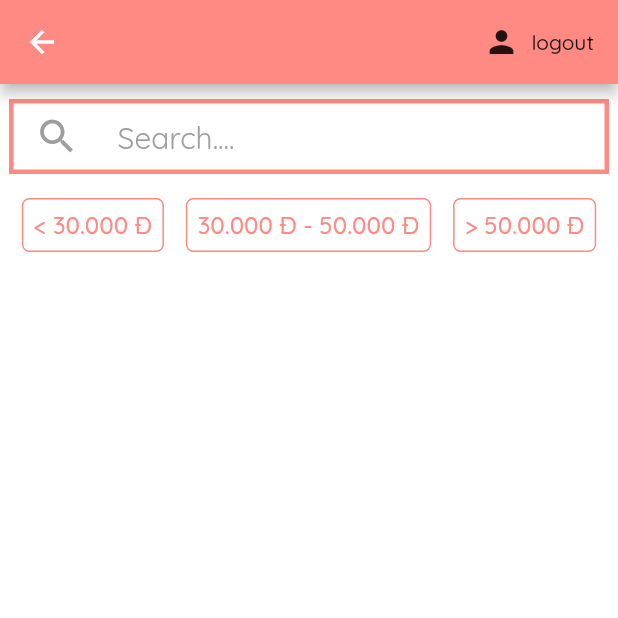
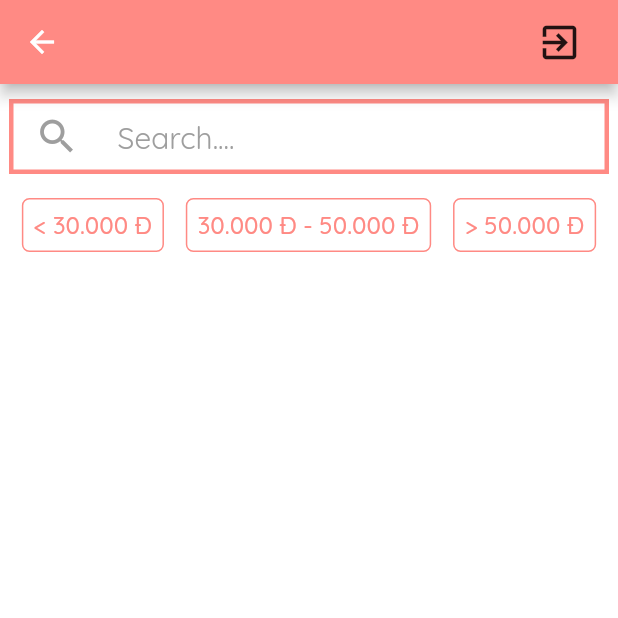
Before and after one commit to produdez/FoodCourtManagingApp, a Flutter app: the CustomerDishView screen opened directly, on a phone screen of 412 x 824 dp, the top half of it. Run offline on Flutter 3.47's test engine with Material 2 defaults, Android fonts, the phone set to English and light mode, and no system bars; our stand-ins replace cloud_firestore, firebase_auth, firebase_storage, flutter_spinkit, fluttertoast, getflutter and 3 more; missing offline and left inert: dart:ffi; accounts and stored records are empty.

Commit message:
fix bug vendor name/search feature

```diff
--- a/lib/views/customer/Menu/dishes_of_vendor.dart
+++ b/lib/views/customer/Menu/dishes_of_vendor.dart
@@ -66,8 +66,11 @@ class _MenuViewState extends State<CustomerDishView> {
                     centerTitle: true,
                     actions: <Widget>[
                       FlatButton.icon(
-                        icon: Icon(Icons.person),
-                        label: Text('logout'),
+                        icon: Icon(
+                          Icons.exit_to_app,
+                          size: 30,
+                        ),
+                        label: Text(''),
                         onPressed: () async {
                           await AuthenticationService().signOut();
                         },
--- a/lib/views/customer/Menu/home.dart
+++ b/lib/views/customer/Menu/home.dart
@@ -72,7 +72,7 @@ class _CustomerViewState extends State<CustomerView> {
                     )
                   : SizedBox(),
               backgroundColor: Color(0xffff8a84),
-              title: CustomerDishView.vendorName.isEmpty
+              title: (currentIndex == 0)
                   ? Text(
                       "FOOD COURT",
                       style:
--- a/lib/views/customer/Search/search_item_view.dart
+++ b/lib/views/customer/Search/search_item_view.dart
@@ -51,7 +51,7 @@ class SearchItemView extends StatelessWidget {
               await VendorDBService().nameOfVendor(dish.vendorID, vendorName);
           CustomerDishView.vendorId = dish.vendorID;
           CustomerDishView.vendorName = name;
-          SearchHelper.history.add(dish);
+          SearchHelper.history.add(dish.name);
           SearchHelper.history.toSet().toList();
           Navigator.push(context,
               MaterialPageRoute(builder: (context) => CustomerDishView()));
@@ -142,7 +142,7 @@ class SearchItemView extends StatelessWidget {
                                   String name = await VendorDBService()
                                       .nameOfVendor(dish.vendorID, vendorName);
                                   CartService().addDish(dish, name);
-                                  SearchHelper.history.add(dish);
+                                  SearchHelper.history.add(dish.name);
                                   SearchHelper.history.toSet().toList();
                                 } else {
                                   Fluttertoast.cancel();
```
Also changed, not shown: lib/services/search_service.dart (+5 -5 lines).
